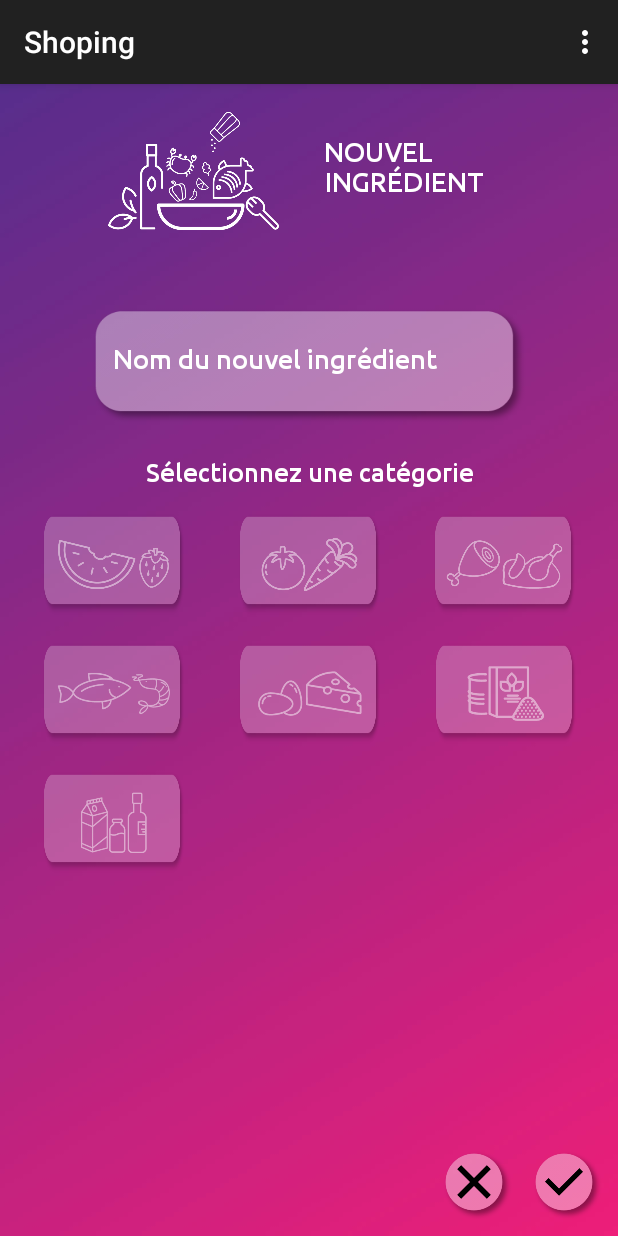
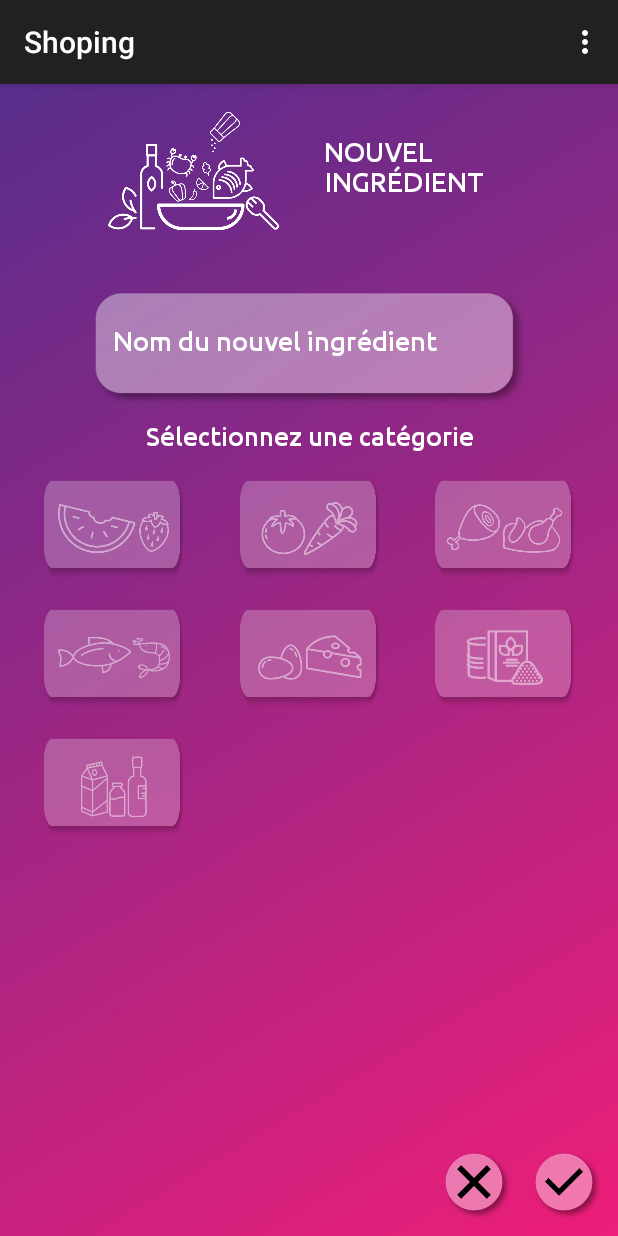
Before and after one commit to vcoquinot/shoping, an Android app: the Ingredients screen opened directly, with no data from a screen before it, on a phone screen of 412 x 824 dp. Run offline under Robolectric (Android 15) with nearby library versions, the light colour scheme and no system bars; Roboto replaces fonts that are not available here.

Commit message:
Écran 32

```diff
--- a/Shoping/app/src/main/res/layout/activity_32ingredients.xml
+++ b/Shoping/app/src/main/res/layout/activity_32ingredients.xml
@@ -97,7 +97,8 @@
         android:layout_width="95dp"
         android:layout_height="70dp"
         android:layout_marginBottom="8dp"
-        android:layout_marginStart="35dp"
+        android:layout_marginEnd="8dp"
+        android:layout_marginStart="8dp"
         android:alpha="0.6"
         android:background="@drawable/bt_40"
         android:paddingBottom="5dp"
@@ -108,6 +109,7 @@
         android:paddingTop="5dp"
         android:scaleType="fitCenter"
         app:layout_constraintBottom_toBottomOf="@+id/cat_fruits"
+        app:layout_constraintEnd_toStartOf="@+id/cat_boucherie"
         app:layout_constraintStart_toEndOf="@+id/cat_fruits"
         app:layout_constraintTop_toTopOf="@+id/cat_fruits"
         app:layout_constraintVertical_bias="0.0"
@@ -118,7 +120,6 @@
         android:layout_width="95dp"
         android:layout_height="70dp"
         android:layout_marginEnd="28dp"
-        android:layout_marginStart="35dp"
         android:layout_marginTop="8dp"
         android:alpha="0.6"
         android:background="@drawable/bt_40"
@@ -131,8 +132,6 @@
         android:scaleType="fitCenter"
         app:layout_constraintBottom_toBottomOf="@+id/cat_legumes"
         app:layout_constraintEnd_toEndOf="parent"
-        app:layout_constraintHorizontal_bias="1.0"
-        app:layout_constraintStart_toEndOf="@+id/cat_legumes"
         app:layout_constraintTop_toTopOf="@+id/cat_legumes"
         app:layout_constraintVertical_bias="1.0"
         app:srcCompat="@drawable/ing_boucherie" />
@@ -177,8 +176,6 @@
         android:id="@+id/cat_epicerie"
         android:layout_width="95dp"
         android:layout_height="70dp"
-        android:layout_marginEnd="8dp"
-        android:layout_marginStart="35dp"
         android:layout_marginTop="8dp"
         android:alpha="0.6"
         android:background="@drawable/bt_40"
@@ -191,8 +188,6 @@
         android:scaleType="fitCenter"
         app:layout_constraintBottom_toBottomOf="@+id/cat_frais"
         app:layout_constraintEnd_toEndOf="@+id/cat_boucherie"
-        app:layout_constraintHorizontal_bias="0.0"
-        app:layout_constraintStart_toEndOf="@+id/cat_frais"
         app:layout_constraintTop_toTopOf="@+id/cat_frais"
         app:layout_constraintVertical_bias="1.0"
         app:srcCompat="@drawable/ing_epicerie" />
@@ -202,7 +197,8 @@
         android:layout_width="95dp"
         android:layout_height="70dp"
         android:layout_marginBottom="8dp"
-        android:layout_marginStart="35dp"
+        android:layout_marginEnd="8dp"
+        android:layout_marginStart="8dp"
         android:alpha="0.6"
         android:background="@drawable/bt_40"
         android:paddingBottom="5dp"
@@ -213,6 +209,7 @@
         android:paddingTop="5dp"
         android:scaleType="fitCenter"
         app:layout_constraintBottom_toBottomOf="@+id/cat_poissonnerie"
+        app:layout_constraintEnd_toStartOf="@+id/cat_epicerie"
         app:layout_constraintStart_toEndOf="@+id/cat_poissonnerie"
         app:layout_constraintTop_toTopOf="@+id/cat_poissonnerie"
         app:layout_constraintVertical_bias="0.0"
@@ -224,7 +221,7 @@
         android:layout_height="80dp"
         android:layout_marginEnd="8dp"
         android:layout_marginStart="8dp"
-        android:layout_marginTop="36dp"
+        android:layout_marginTop="24dp"
 
         android:background="@drawable/bt_40"
         android:ems="10"
@@ -249,7 +246,7 @@
         android:layout_height="wrap_content"
         android:layout_marginEnd="8dp"
         android:layout_marginStart="8dp"
-        android:layout_marginTop="20dp"
+        android:layout_marginTop="8dp"
         android:fontFamily="@font/ubuntu_medium"
         android:text="Sélectionnez une catégorie"
         android:textAlignment="center"
```
Also changed, not shown: 1 other file.
